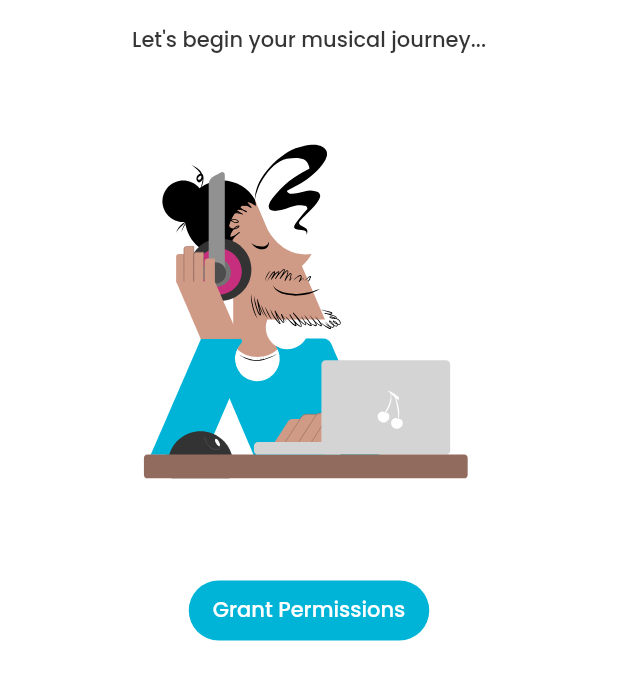
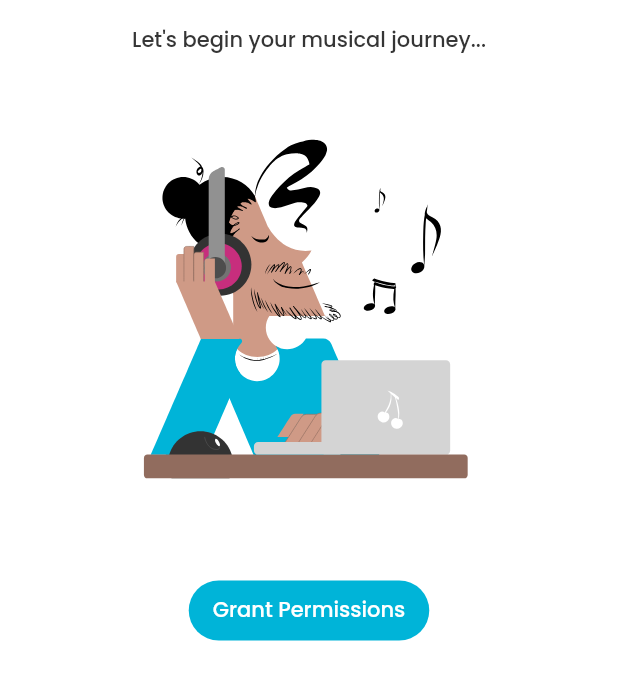
Before and after one commit to flutter-preview/KenStarry-Flow, a Flutter app: the screen it shows after launch, on a phone screen of 412 x 824 dp, the part 324-1024 px from its top. Run offline on Flutter 3.47's test engine with Material 2 defaults, Android fonts, the phone set to English and light mode, and no system bars; our stand-ins replace audio_service, azlistview, get, get_it, hive, hive_flutter and 6 more; missing offline and left inert: on_audio_query_platform_interface; accounts and stored records are empty.

Commit message:
Added Playlist lottie

```diff
--- a/lib/core/presentation/components/my_lottie.dart
+++ b/lib/core/presentation/components/my_lottie.dart
@@ -3,8 +3,10 @@ import 'package:lottie/lottie.dart';
 
 class MyLottie extends StatefulWidget {
   final String lottie;
+  final double width;
+  final double height;
 
-  const MyLottie({super.key, required this.lottie});
+  const MyLottie({super.key, required this.lottie, this.width = 250, this.height = 250});
 
   @override
   State<MyLottie> createState() => _MyLottieState();
@@ -31,12 +33,13 @@ class _MyLottieState extends State<MyLottie> with TickerProviderStateMixin {
   Widget build(BuildContext context) {
     return Lottie.asset(widget.lottie,
         animate: true,
-        reverse: false,
-        width: 250,
-        height: 250,
+        reverse: true,
+        width: widget.width,
+        height: widget.height,
         controller: _lottieController, onLoaded: (composition) {
       _lottieController.duration = composition.duration;
       _lottieController.forward();
+      _lottieController.repeat();
     });
   }
 }
```
Also changed, not shown: assets/lottie/playlist.json (added, +1 -0 lines), lib/features/feature_playlist/presentation/components/palylist_body.dart (added, +16 -0 lines), lib/features/feature_playlist/presentation/playlist_screen.dart (+5 -2 lines).
